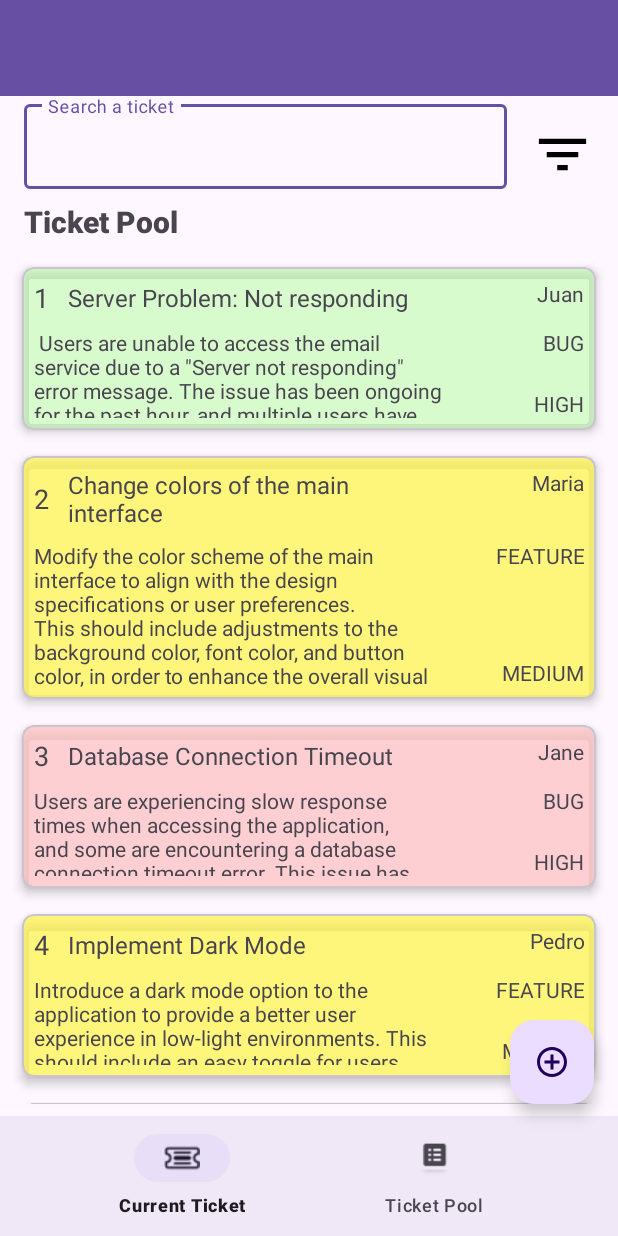
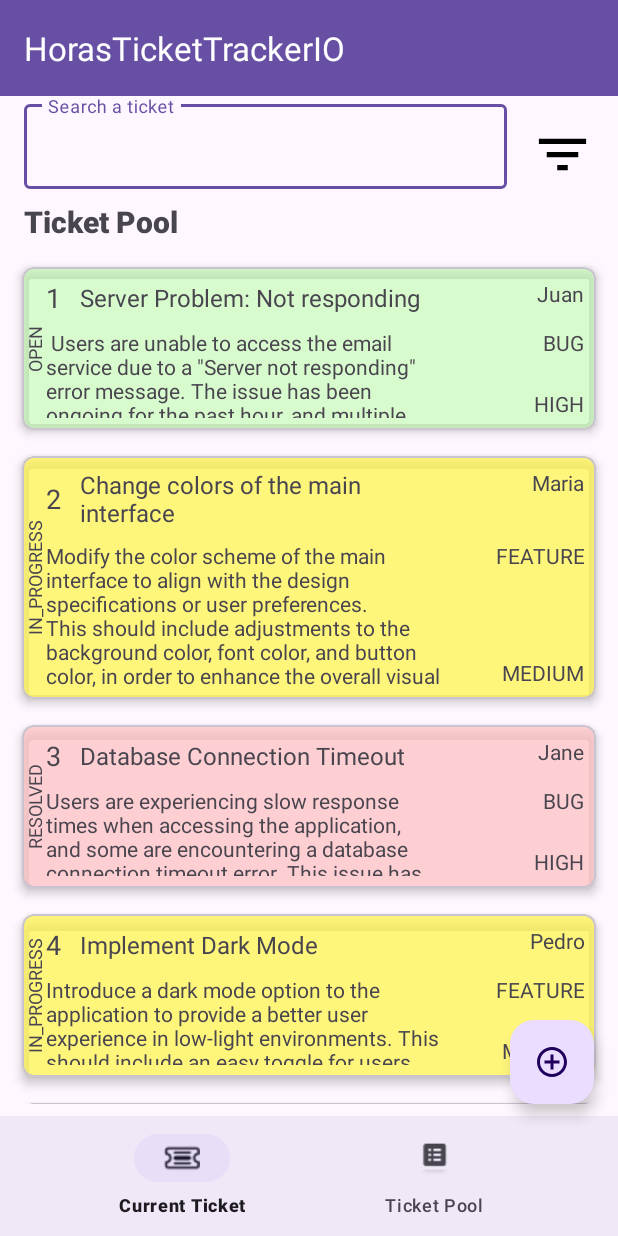
Before and after one commit to Kef131/HorasTicketTrackerIO, an Android app: the screen it shows after launch (MainActivity), after a tap on an icon or button, on a phone screen of 412 x 824 dp. Run offline under Robolectric (Android 15) with nearby library versions, the phone set to English and light mode, and no system bars; our stand-ins replace Room's generated code.

Commit message:
Final MVP Version  - Visualize ticket list  - Ticket details  - Different visualization for state(Open, in progress...)

```diff
--- a/app/src/main/AndroidManifest.xml
+++ b/app/src/main/AndroidManifest.xml
@@ -12,10 +12,14 @@
         android:theme="@style/Theme.HorasTicketTrackerIO"
         tools:targetApi="31">
         <activity
+            android:name=".presentation.ui.login.Login"
+            android:exported="false" />
+        <activity
             android:name=".presentation.ui.activity.MainActivity"
             android:exported="true">
             <intent-filter>
                 <action android:name="android.intent.action.MAIN" />
+
                 <category android:name="android.intent.category.LAUNCHER" />
             </intent-filter>
         </activity>
--- a/app/src/main/java/mx/overcome/horastickettrackerio/data/model/TicketProvider.kt
+++ b/app/src/main/java/mx/overcome/horastickettrackerio/data/model/TicketProvider.kt
@@ -7,6 +7,9 @@ import mx.overcome.horastickettrackerio.utils.toDate
 import java.time.LocalDateTime
 import java.util.Date
 
+/**
+ * The next class works as mock data provider, while the rooom or retrofit implementation is done
+ */
 class TicketProvider {
 
     companion object {
--- a/app/src/main/java/mx/overcome/horastickettrackerio/presentation/adapter/TicketListAdapter.kt
+++ b/app/src/main/java/mx/overcome/horastickettrackerio/presentation/adapter/TicketListAdapter.kt
@@ -35,6 +35,7 @@ class TicketListAdapter(private val clickListener: OnTicketClickListener) :
                 cardTvDescriptionTicket.text = ticket.description ?: "Error retrieving data from model"
                 cardTvTypeTicket.text = ticket.ticketType.toString() ?: "Error retrieving data from model"
                 cardTvPriorityTicket.text = ticket.priorityTicket.toString() ?: "Error retrieving data from model"
+                cardTvStatus.text = ticket.status.toString() ?: "Error retrieving data from model"
             }
             binding.root.setOnClickListener {
                 clickListener.onTicketClick(ticket)
--- a/app/src/main/java/mx/overcome/horastickettrackerio/presentation/ui/activity/MainActivity.kt
+++ b/app/src/main/java/mx/overcome/horastickettrackerio/presentation/ui/activity/MainActivity.kt
@@ -26,6 +26,8 @@ class MainActivity : AppCompatActivity() {
         setContentView(binding.root)
         AppCompatDelegate.setDefaultNightMode(AppCompatDelegate.MODE_NIGHT_NO)
 
+        setSupportActionBar(binding.toolbar)
+
         // Add the fragment to the 'fragment_container' FrameLayout
         if (savedInstanceState == null) {
             supportFragmentManager
--- a/app/src/main/java/mx/overcome/horastickettrackerio/presentation/ui/fragment/TicketListFragment.kt
+++ b/app/src/main/java/mx/overcome/horastickettrackerio/presentation/ui/fragment/TicketListFragment.kt
@@ -2,6 +2,7 @@ package mx.overcome.horastickettrackerio.presentation.ui.fragment
 
 import android.os.Bundle
 import android.util.Log
+import android.view.ContextMenu
 import androidx.fragment.app.Fragment
 import android.view.LayoutInflater
 import android.view.View
@@ -42,10 +43,17 @@ class TicketListFragment : Fragment(), OnTicketClickListener {
     override fun onActivityCreated(savedInstanceState: Bundle?) {
         super.onActivityCreated(savedInstanceState)
 
+        setHasOptionsMenu(true)
+        binding.fragTicketListEtFilterList.setOnClickListener {
+            requireActivity().openContextMenu(it)
+        }
+
         ticketViewModel.ticketList.observe(viewLifecycleOwner) { ticketList ->
             ticketListAdapter.submitList(ticketList)
         }
     }
+
+
 
     private fun initRecyclerView() {
         ticketListAdapter = TicketListAdapter(this)
@@ -53,6 +61,11 @@ class TicketListFragment : Fragment(), OnTicketClickListener {
             layoutManager = LinearLayoutManager(requireContext())
             adapter = ticketListAdapter
         }
+    }
+
+    override fun onCreateContextMenu(menu: ContextMenu, v: View, menuInfo: ContextMenu.ContextMenuInfo?) {
+        super.onCreateContextMenu(menu, v, menuInfo)
+        requireActivity().menuInflater.inflate(R.menu.ticket_list_filter_menu, menu)
     }
 
     // Implement interface to open TicketDetailFragment on click with Ticket Information
--- a/app/src/main/res/layout/activity_main.xml
+++ b/app/src/main/res/layout/activity_main.xml
@@ -13,6 +13,7 @@
 
         <androidx.appcompat.widget.Toolbar
             android:id="@+id/toolbar"
+            android:title="@string/app_name"
             android:layout_width="match_parent"
             android:layout_height="?attr/actionBarSize"
             android:background="?attr/colorPrimary"
@@ -36,18 +37,6 @@
             app:layout_constraintTop_toTopOf="parent"></androidx.fragment.app.FragmentContainerView>
 
 
-        <com.google.android.material.bottomnavigation.BottomNavigationView
-            android:id="@+id/bottom_navigation"
-            android:layout_width="match_parent"
-            android:layout_height="wrap_content"
-            android:layout_marginStart="0dp"
-            android:layout_marginEnd="0dp"
-            android:background="?android:attr/windowBackground"
-            app:layout_constraintBottom_toBottomOf="parent"
-            app:layout_constraintEnd_toEndOf="parent"
-            app:layout_constraintStart_toStartOf="parent"
-            app:menu="@menu/bottom_navigation_menu" />
-
         <!-- make icon bigger -->
 
         <com.google.android.material.floatingactionbutton.FloatingActionButton
@@ -60,6 +49,16 @@
             app:layout_constraintBottom_toBottomOf="@+id/host_fragment"
             app:layout_constraintEnd_toEndOf="parent"
             app:srcCompat="@drawable/add_button" />
+
+        <com.google.android.material.bottomnavigation.BottomNavigationView
+            android:id="@+id/bottom_navigation"
+            android:layout_width="match_parent"
+            android:layout_height="wrap_content"
+            android:background="?android:attr/windowBackground"
+            app:layout_constraintBottom_toBottomOf="parent"
+            app:layout_constraintEnd_toEndOf="parent"
+            app:layout_constraintStart_toStartOf="parent"
+            app:menu="@menu/bottom_navigation_menu" />
     </androidx.constraintlayout.widget.ConstraintLayout>
 
 
--- a/app/src/main/res/layout/item_ticket_summary.xml
+++ b/app/src/main/res/layout/item_ticket_summary.xml
@@ -14,10 +14,23 @@
         android:layout_height="wrap_content">
 
         <TextView
+            android:id="@+id/card_tv_status"
+            android:layout_width="wrap_content"
+            android:layout_height="0dp"
+            android:gravity="center"
+            android:hint="Status Ticket"
+            android:rotation="270"
+            android:textSize="12sp"
+            app:layout_constraintBottom_toBottomOf="parent"
+            app:layout_constraintEnd_toStartOf="@+id/card_tv_id_ticket"
+            app:layout_constraintStart_toStartOf="parent"
+            app:layout_constraintTop_toTopOf="parent" />
+
+        <TextView
             android:id="@+id/card_tv_id_ticket"
             android:layout_width="wrap_content"
             android:layout_height="wrap_content"
-            android:layout_marginStart="8dp"
+            android:layout_marginStart="16dp"
             android:layout_marginTop="8dp"
             android:hint="Id"
             android:textSize="18sp"
@@ -55,7 +68,7 @@
             android:id="@+id/card_tv_description_ticket"
             android:layout_width="0dp"
             android:layout_height="0dp"
-            android:layout_marginStart="8dp"
+            android:layout_marginStart="16dp"
             android:layout_marginTop="8dp"
             android:layout_marginEnd="8dp"
             android:layout_marginBottom="8dp"
--- /dev/null
+++ b/app/src/main/res/menu/ticket_list_filter_menu.xml
@@ -0,0 +1,15 @@
+<?xml version="1.0" encoding="utf-8"?>
+<menu xmlns:android="http://schemas.android.com/apk/res/android">
+    <item
+        android:id="@+id/action_show_open"
+        android:title="Open" />
+    <item
+        android:id="@+id/action_show_in_progress"
+        android:title="In progress" />
+    <item
+        android:id="@+id/action_show_resolved"
+        android:title="Resolved" />
+    <item
+        android:id="@+id/action_show_archived"
+        android:title="Archived" />
+</menu>
```
Also changed, not shown: app/src/main/java/mx/overcome/horastickettrackerio/presentation/ui/login/Login.kt (added, +12 -0 lines), app/src/main/res/layout/activity_login.xml (added, +42 -0 lines).
